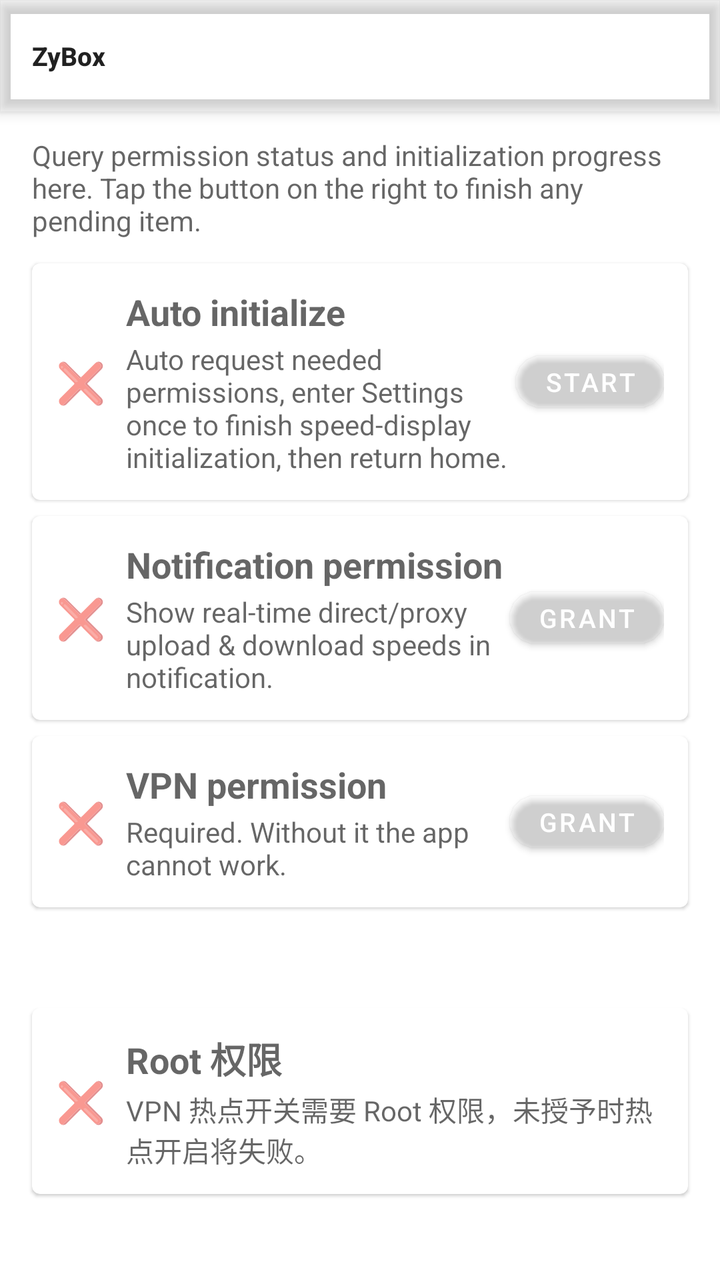
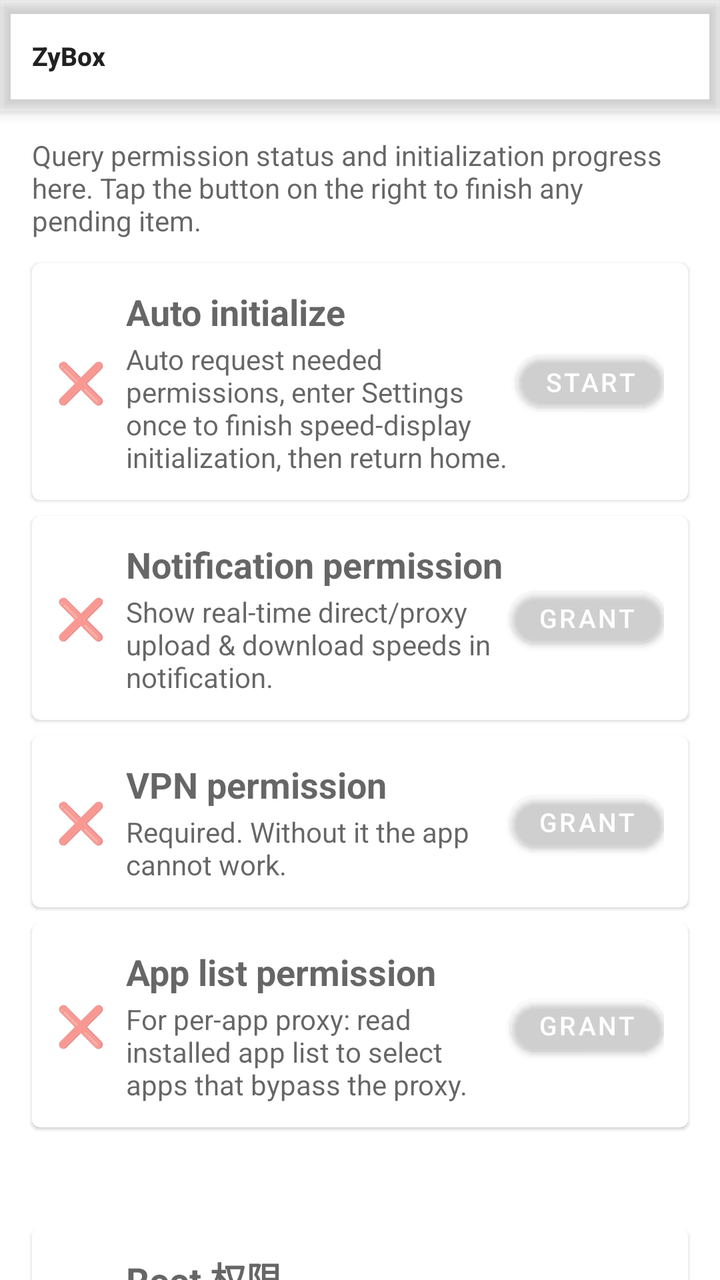

Two renders of the same Android screen: before a commit and after it. Below are the layout's source before the change and the commit's diff.
<!-- AndroidManifest.xml: application theme Theme.Start -->
<!-- res/layout/layout_zybox_permission.xml -->
<?xml version="1.0" encoding="utf-8"?>
<LinearLayout xmlns:android="http://schemas.android.com/apk/res/android"
    xmlns:app="http://schemas.android.com/apk/res-auto"
    android:layout_width="match_parent"
    android:layout_height="match_parent"
    android:orientation="vertical"
    android:background="?android:windowBackground">

    <include
        layout="@layout/layout_appbar"
        android:layout_width="match_parent"
        android:layout_height="wrap_content" />

    <androidx.core.widget.NestedScrollView
        android:layout_width="match_parent"
        android:layout_height="match_parent"
        android:overScrollMode="never"
        android:scrollbars="none">

        <LinearLayout
            android:layout_width="match_parent"
            android:layout_height="wrap_content"
            android:orientation="vertical"
            android:padding="12dp">

            <TextView
                android:layout_width="match_parent"
                android:layout_height="wrap_content"
                android:layout_marginStart="4dp"
                android:layout_marginEnd="4dp"
                android:layout_marginBottom="8dp"
                android:text="@string/zybox_permission_hint"
                android:textAppearance="?android:attr/textAppearanceSmall"
                android:textColor="?android:attr/textColorSecondary" />

            
            <com.google.android.material.card.MaterialCardView
                android:layout_width="match_parent"
                android:layout_height="wrap_content"
                android:layout_margin="4dp"
                app:cardElevation="1dp">

                <LinearLayout
                    android:layout_width="match_parent"
                    android:layout_height="wrap_content"
                    android:gravity="center_vertical"
                    android:orientation="horizontal"
                    android:padding="12dp">

                    <TextView
                        android:id="@+id/perm_status_auto"
                        android:layout_width="wrap_content"
                        android:layout_height="wrap_content"
                        android:text="❌"
                        android:textSize="20sp" />

                    <LinearLayout
                        android:layout_width="0dp"
                        android:layout_height="wrap_content"
                        android:layout_marginStart="10dp"
                        android:layout_weight="1"
                        android:orientation="vertical">

                        <TextView
                            android:layout_width="wrap_content"
                            android:layout_height="wrap_content"
                            android:text="@string/zybox_init_auto"
                            android:textAppearance="?android:attr/textAppearanceMedium"
                            android:textStyle="bold" />

                        <TextView
                            android:layout_width="wrap_content"
                            android:layout_height="wrap_content"
                            android:layout_marginTop="2dp"
                            android:text="@string/zybox_init_auto_sum"
                            android:textAppearance="?android:attr/textAppearanceSmall"
                            android:textColor="?android:attr/textColorSecondary" />
                    </LinearLayout>

                    <com.google.android.material.button.MaterialButton
                        android:id="@+id/perm_btn_auto"
                        style="@style/Widget.MaterialComponents.Button.ZyBox"
                        android:layout_width="wrap_content"
                        android:layout_height="wrap_content"
                        android:minWidth="0dp"
                        android:minHeight="0dp"
                        android:paddingStart="14dp"
                        android:paddingEnd="14dp"
                        android:text="@string/zybox_init_start"
                        android:textSize="13sp" />
                </LinearLayout>
            </com.google.android.material.card.MaterialCardView>

            
            <com.google.android.material.card.MaterialCardView
                android:layout_width="match_parent"
                android:layout_height="wrap_content"
                android:layout_margin="4dp"
                app:cardElevation="1dp">

                <LinearLayout
                    android:layout_width="match_parent"
                    android:layout_height="wrap_content"
                    android:gravity="center_vertical"
                    android:orientation="horizontal"
                    android:padding="12dp">

                    <TextView
                        android:id="@+id/perm_status_notif"
                        android:layout_width="wrap_content"
                        android:layout_height="wrap_content"
                        android:text="❌"
                        android:textSize="20sp" />

                    <LinearLayout
                        android:layout_width="0dp"
                        android:layout_height="wrap_content"
                        android:layout_marginStart="10dp"
                        android:layout_weight="1"
                        android:orientation="vertical">

                        <TextView
                            android:layout_width="wrap_content"
                            android:layout_height="wrap_content"
                            android:text="@string/zybox_init_notif"
                            android:textAppearance="?android:attr/textAppearanceMedium"
                            android:textStyle="bold" />

                        <TextView
                            android:layout_width="wrap_content"
                            android:layout_height="wrap_content"
                            android:layout_marginTop="2dp"
                            android:text="@string/zybox_init_notif_sum"
                            android:textAppearance="?android:attr/textAppearanceSmall"
                            android:textColor="?android:attr/textColorSecondary" />
                    </LinearLayout>

                    <com.google.android.material.button.MaterialButton
                        android:id="@+id/perm_btn_notif"
                        style="@style/Widget.MaterialComponents.Button.ZyBox"
                        android:layout_width="wrap_content"
                        android:layout_height="wrap_content"
                        android:minWidth="0dp"
                        android:minHeight="0dp"
                        android:paddingStart="14dp"
                        android:paddingEnd="14dp"
                        android:text="@string/zybox_init_grant"
                        android:textSize="13sp" />
                </LinearLayout>
            </com.google.android.material.card.MaterialCardView>

            
            <com.google.android.material.card.MaterialCardView
                android:layout_width="match_parent"
                android:layout_height="wrap_content"
                android:layout_margin="4dp"
                app:cardElevation="1dp">

                <LinearLayout
                    android:layout_width="match_parent"
                    android:layout_height="wrap_content"
                    android:gravity="center_vertical"
                    android:orientation="horizontal"
                    android:padding="12dp">

                    <TextView
                        android:id="@+id/perm_status_vpn"
                        android:layout_width="wrap_content"
                        android:layout_height="wrap_content"
                        android:text="❌"
                        android:textSize="20sp" />

                    <LinearLayout
                        android:layout_width="0dp"
                        android:layout_height="wrap_content"
                        android:layout_marginStart="10dp"
                        android:layout_weight="1"
                        android:orientation="vertical">

                        <TextView
                            android:layout_width="wrap_content"
                            android:layout_height="wrap_content"
                            android:text="@string/zybox_init_vpn"
                            android:textAppearance="?android:attr/textAppearanceMedium"
                            android:textStyle="bold" />

                        <TextView
                            android:layout_width="wrap_content"
                            android:layout_height="wrap_content"
                            android:layout_marginTop="2dp"
                            android:text="@string/zybox_init_vpn_sum"
                            android:textAppearance="?android:attr/textAppearanceSmall"
                            android:textColor="?android:attr/textColorSecondary" />
                    </LinearLayout>

                    <com.google.android.material.button.MaterialButton
                        android:id="@+id/perm_btn_vpn"
                        style="@style/Widget.MaterialComponents.Button.ZyBox"
                        android:layout_width="wrap_content"
                        android:layout_height="wrap_content"
                        android:minWidth="0dp"
                        android:minHeight="0dp"
                        android:paddingStart="14dp"
                        android:paddingEnd="14dp"
                        android:text="@string/zybox_init_grant"
                        android:textSize="13sp" />
                </LinearLayout>
            </com.google.android.material.card.MaterialCardView>

            
            <TextView
                android:layout_width="match_parent"
                android:layout_height="wrap_content"
                android:layout_marginStart="4dp"
                android:layout_marginTop="12dp"
                android:layout_marginEnd="4dp"
                android:layout_marginBottom="4dp"
                android:text="@string/zybox_vpn_hotspot_section"
                android:textAppearance="?android:attr/textAppearanceMedium"
                android:textStyle="bold"
                android:textColor="?attr/colorPrimary" />

            
            <com.google.android.material.card.MaterialCardView
                android:layout_width="match_parent"
                android:layout_height="wrap_content"
                android:layout_margin="4dp"
                app:cardElevation="1dp">

                <LinearLayout
                    android:layout_width="match_parent"
                    android:layout_height="wrap_content"
                    android:gravity="center_vertical"
                    android:orientation="horizontal"
                    android:padding="12dp">

                    <TextView
                        android:id="@+id/perm_status_root"
                        android:layout_width="wrap_content"
                        android:layout_height="wrap_content"
                        android:text="❌"
                        android:textSize="20sp" />

                    <LinearLayout
                        android:layout_width="0dp"
                        android:layout_height="wrap_content"
                        android:layout_marginStart="10dp"
                        android:layout_weight="1"
                        android:orientation="vertical">

                        <TextView
                            android:layout_width="wrap_content"
                            android:layout_height="wrap_content"
                            android:text="@string/zybox_permission_root"
                            android:textAppearance="?android:attr/textAppearanceMedium"
                            android:textStyle="bold" />

                        <TextView
                            android:layout_width="wrap_content"
                            android:layout_height="wrap_content"
                            android:layout_marginTop="2dp"
                            android:text="@string/zybox_permission_root_sum"
                            android:textAppearance="?android:attr/textAppearanceSmall"
                            android:textColor="?android:attr/textColorSecondary" />
                    </LinearLayout>
                </LinearLayout>
            </com.google.android.material.card.MaterialCardView>

        </LinearLayout>
    </androidx.core.widget.NestedScrollView>
</LinearLayout>
<!-- res/layout/layout_appbar.xml (included above) -->
<?xml version="1.0" encoding="utf-8"?>
<com.google.android.material.appbar.AppBarLayout xmlns:android="http://schemas.android.com/apk/res/android"
    xmlns:app="http://schemas.android.com/apk/res-auto"
    android:id="@+id/appbar"
    android:layout_width="match_parent"
    android:layout_height="?attr/actionBarSize"
    android:background="?attr/colorPrimary"
    android:elevation="4dp">

    <com.google.android.material.appbar.MaterialToolbar
        android:id="@+id/toolbar"
        android:layout_width="match_parent"
        android:layout_height="match_parent"
        android:background="?attr/colorPrimary"
        android:theme="?actionBarTheme"
        android:touchscreenBlocksFocus="false"
        app:popupTheme="@style/ThemeOverlay.AppCompat.DayNight"
        app:title="@string/app_name"
        app:titleTextAppearance="@style/ZyBoxToolbarTitle" />
</com.google.android.material.appbar.AppBarLayout>
<!-- resources referenced by this layout -->
<resources>
  <string name="app_name" translatable="false">ZyBox</string>
  <string name="zybox_init_auto">Auto initialize</string>
  <string name="zybox_init_auto_sum">Auto request needed permissions, enter Settings once to finish speed-display initialization, then return home.</string>
  <string name="zybox_init_grant">Grant</string>
  <string name="zybox_init_notif">Notification permission</string>
  <string name="zybox_init_notif_sum">Show real-time direct/proxy upload &amp; download speeds in notification.</string>
  <string name="zybox_init_start">Start</string>
  <string name="zybox_init_vpn">VPN permission</string>
  <string name="zybox_init_vpn_sum">Required. Without it the app cannot work.</string>
  <string name="zybox_permission_hint">Query permission status and initialization progress here. Tap the button on the right to finish any pending item.</string>
  <string name="zybox_permission_root">Root 权限</string>
  <string name="zybox_permission_root_sum">VPN 热点开关需要 Root 权限，未授予时热点开启将失败。</string>
  <string name="zybox_vpn_hotspot_section">VPN 热点权限</string>
  <style name="Widget.MaterialComponents.Button.ZyBox" parent="Widget.MaterialComponents.Button">
          <item name="cornerRadius">16dp</item>
          <item name="android:minHeight">48dp</item>
          <item name="android:textSize">14sp</item>
      </style>
  <style name="ZyBoxToolbarTitle" parent="TextAppearance.Widget.AppCompat.Toolbar.Title">
          <item name="android:textSize">13sp</item>
          <item name="android:textStyle">bold</item>
      </style>
  <style name="Theme.Start" parent="Theme.MaterialComponents.DayNight">
          <item name="android:navigationBarColor">@android:color/transparent</item>
          <item name="colorPrimary">@android:color/transparent</item>
          <item name="colorPrimaryDark">@android:color/transparent</item>
          <item name="android:backgroundDimEnabled">false</item>
          <item name="android:windowNoTitle">true</item>
          <item name="windowActionBar">false</item>
          <item name="windowNoTitle">true</item>
      </style>
</resources>

<!-- the commit's change to res/layout/layout_zybox_permission.xml (unified diff, before → after) -->
@@ -195,6 +195,64 @@
 
                     <com.google.android.material.button.MaterialButton
                         android:id="@+id/perm_btn_vpn"
+                        style="@style/Widget.MaterialComponents.Button.ZyBox"
+                        android:layout_width="wrap_content"
+                        android:layout_height="wrap_content"
+                        android:minWidth="0dp"
+                        android:minHeight="0dp"
+                        android:paddingStart="14dp"
+                        android:paddingEnd="14dp"
+                        android:text="@string/zybox_init_grant"
+                        android:textSize="13sp" />
+                </LinearLayout>
+            </com.google.android.material.card.MaterialCardView>
+
+            
+            <com.google.android.material.card.MaterialCardView
+                android:layout_width="match_parent"
+                android:layout_height="wrap_content"
+                android:layout_margin="4dp"
+                app:cardElevation="1dp">
+
+                <LinearLayout
+                    android:layout_width="match_parent"
+                    android:layout_height="wrap_content"
+                    android:gravity="center_vertical"
+                    android:orientation="horizontal"
+                    android:padding="12dp">
+
+                    <TextView
+                        android:id="@+id/perm_status_apps"
+                        android:layout_width="wrap_content"
+                        android:layout_height="wrap_content"
+                        android:text="❌"
+                        android:textSize="20sp" />
+
+                    <LinearLayout
+                        android:layout_width="0dp"
+                        android:layout_height="wrap_content"
+                        android:layout_marginStart="10dp"
+                        android:layout_weight="1"
+                        android:orientation="vertical">
+
+                        <TextView
+                            android:layout_width="wrap_content"
+                            android:layout_height="wrap_content"
+                            android:text="@string/zybox_init_apps"
+                            android:textAppearance="?android:attr/textAppearanceMedium"
+                            android:textStyle="bold" />
+
+                        <TextView
+                            android:layout_width="wrap_content"
+                            android:layout_height="wrap_content"
+                            android:layout_marginTop="2dp"
+                            android:text="@string/zybox_init_apps_sum"
+                            android:textAppearance="?android:attr/textAppearanceSmall"
+                            android:textColor="?android:attr/textColorSecondary" />
+                    </LinearLayout>
+
+                    <com.google.android.material.button.MaterialButton
+                        android:id="@+id/perm_btn_apps"
                         style="@style/Widget.MaterialComponents.Button.ZyBox"
                         android:layout_width="wrap_content"
                         android:layout_height="wrap_content"
@@ -265,6 +323,45 @@
                     </LinearLayout>
                 </LinearLayout>
             </com.google.android.material.card.MaterialCardView>
+
+            
+            <TextView
+                android:layout_width="match_parent"
+                android:layout_height="wrap_content"
+                android:layout_marginStart="4dp"
+                android:layout_marginTop="12dp"
+                android:layout_marginEnd="4dp"
+                android:layout_marginBottom="4dp"
+                android:text="@string/zybox_opt_section"
+                android:textAppearance="?android:attr/textAppearanceMedium"
+                android:textStyle="bold"
+                android:textColor="?attr/colorPrimary" />
+
+            
+            <com.google.android.material.button.MaterialButton
+                android:id="@+id/perm_btn_route"
+                style="@style/Widget.MaterialComponents.Button.ZyBox.Outlined"
+                android:layout_width="match_parent"
+                android:layout_height="wrap_content"
+                android:layout_margin="4dp"
+                android:minHeight="0dp"
+                android:paddingStart="14dp"
+                android:paddingEnd="14dp"
+                android:text="@string/zybox_init_route_all"
+                android:textSize="13sp" />
+
+            
+            <com.google.android.material.button.MaterialButton
+                android:id="@+id/perm_btn_apps_import"
+                style="@style/Widget.MaterialComponents.Button.ZyBox.Outlined"
+                android:layout_width="match_parent"
+                android:layout_height="wrap_content"
+                android:layout_margin="4dp"
+                android:minHeight="0dp"
+                android:paddingStart="14dp"
+                android:paddingEnd="14dp"
+                android:text="@string/zybox_init_apps_import"
+                android:textSize="13sp" />
 
         </LinearLayout>
     </androidx.core.widget.NestedScrollView>
<!-- resource entries referenced after the edit -->
@@ -1,14 +1,19 @@
 <!-- resources referenced by this layout -->
 <resources>
   <string name="app_name" translatable="false">ZyBox</string>
+  <string name="zybox_init_apps">App list permission</string>
+  <string name="zybox_init_apps_import">Import bypass config</string>
+  <string name="zybox_init_apps_sum">For per-app proxy: read installed app list to select apps that bypass the proxy.</string>
   <string name="zybox_init_auto">Auto initialize</string>
   <string name="zybox_init_auto_sum">Auto request needed permissions, enter Settings once to finish speed-display initialization, then return home.</string>
   <string name="zybox_init_grant">Grant</string>
   <string name="zybox_init_notif">Notification permission</string>
   <string name="zybox_init_notif_sum">Show real-time direct/proxy upload &amp; download speeds in notification.</string>
+  <string name="zybox_init_route_all">Turn on all routing rules</string>
   <string name="zybox_init_start">Start</string>
   <string name="zybox_init_vpn">VPN permission</string>
   <string name="zybox_init_vpn_sum">Required. Without it the app cannot work.</string>
+  <string name="zybox_opt_section">Optional (not required)</string>
   <string name="zybox_permission_hint">Query permission status and initialization progress here. Tap the button on the right to finish any pending item.</string>
   <string name="zybox_permission_root">Root 权限</string>
   <string name="zybox_permission_root_sum">VPN 热点开关需要 Root 权限，未授予时热点开启将失败。</string>
@@ -17,6 +22,13 @@
           <item name="cornerRadius">16dp</item>
           <item name="android:minHeight">48dp</item>
           <item name="android:textSize">14sp</item>
+      </style>
+  <style name="Widget.MaterialComponents.Button.ZyBox.Outlined" parent="Widget.MaterialComponents.Button.OutlinedButton">
+          <item name="cornerRadius">16dp</item>
+          <item name="android:minHeight">44dp</item>
+          <item name="android:textSize">13sp</item>
+          <item name="strokeColor">@color/material_pink_500</item>
+          <item name="android:textColor">@color/material_pink_500</item>
       </style>
   <style name="ZyBoxToolbarTitle" parent="TextAppearance.Widget.AppCompat.Toolbar.Title">
           <item name="android:textSize">13sp</item>
@@ -31,5 +43,6 @@
           <item name="windowActionBar">false</item>
           <item name="windowNoTitle">true</item>
       </style>
+  <color name="material_pink_500">#E91E63</color>
 </resources>
 
